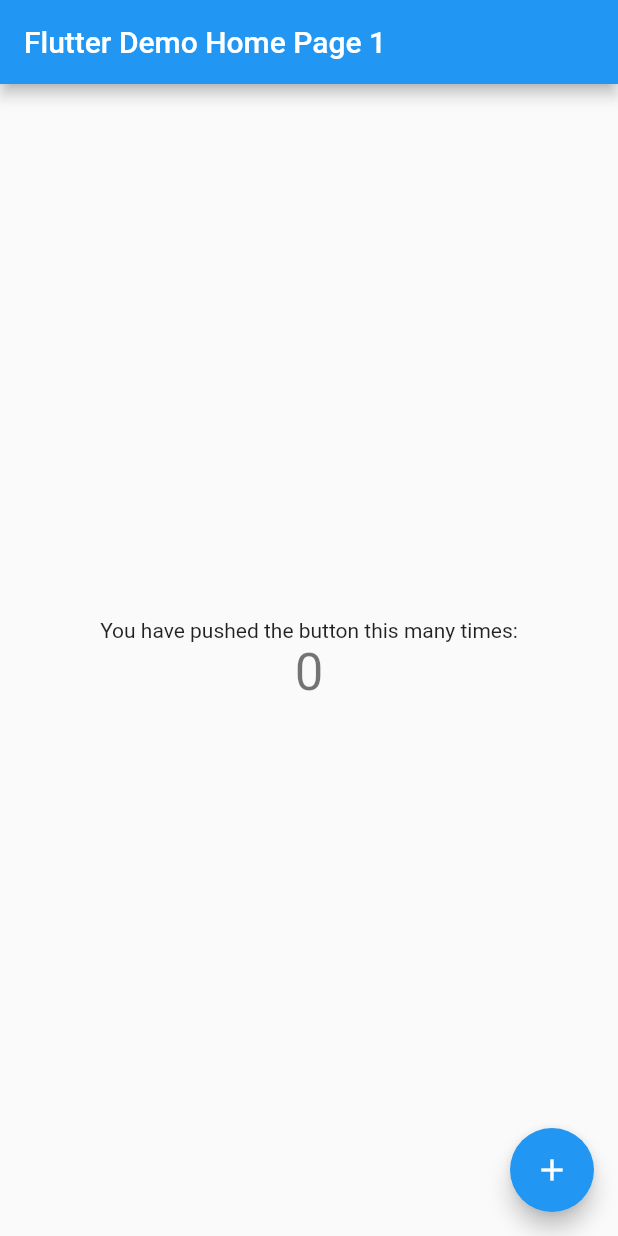
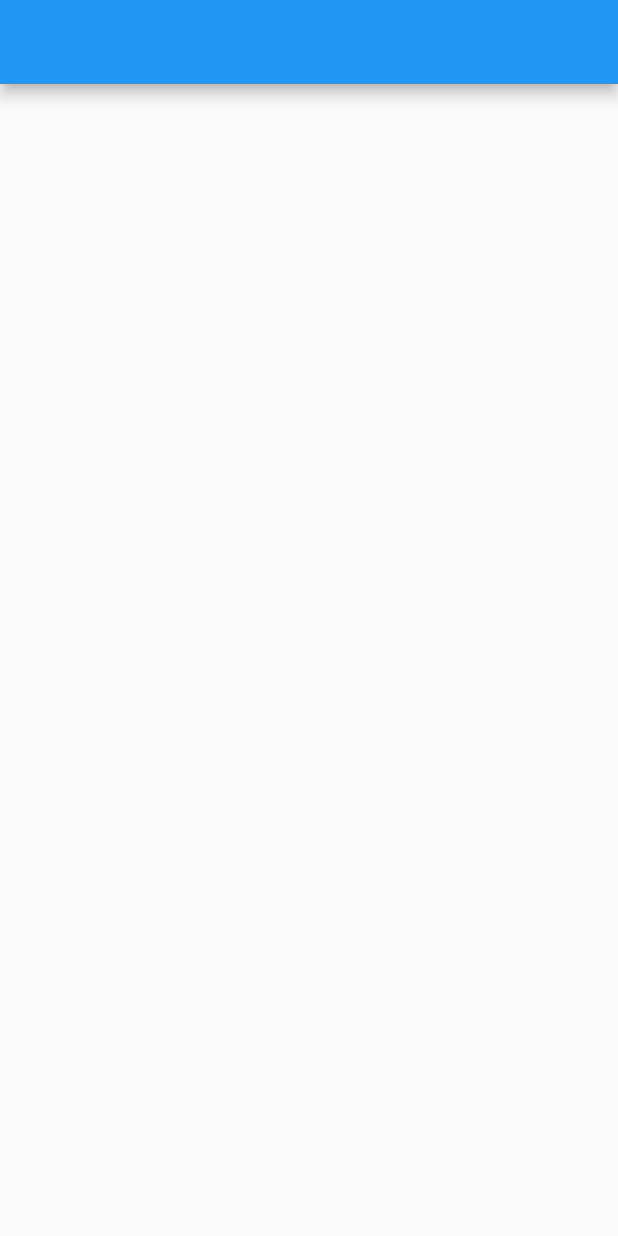
Before and after one commit to rockevandro/dev_quiz_flutter_app, a Flutter app: the screen it shows after launch, on a phone screen of 412 x 824 dp. Run offline on Flutter 3.47's test engine with Material 2 defaults, Android fonts, the phone set to English and light mode, and no system bars; our stand-ins replace google_fonts.

```diff
--- /dev/null
+++ b/lib/core/app_widget.dart
@@ -0,0 +1,13 @@
+
+import '../pages/home/home_page.dart';
+import 'package:flutter/material.dart';
+
+class AppWidget extends StatelessWidget {
+  @override
+  Widget build(BuildContext context) {
+    return MaterialApp(
+      title: "DevQuiz",
+      home: HomePage(),
+    );
+  }
+}
--- /dev/null
+++ b/lib/core/core.dart
@@ -0,0 +1,5 @@
+export './app_colors.dart';
+export './app_gradients.dart';
+export './app_widget.dart';
+export './app_text_styles.dart';
+export './app_images.dart';
--- a/lib/main.dart
+++ b/lib/main.dart
@@ -1,65 +1,6 @@
+import 'package:dev_quiz/core/app_widget.dart';
 import 'package:flutter/material.dart';
 
 void main() {
-  runApp(MyApp());
+  runApp(AppWidget());
 }
-
-class MyApp extends StatelessWidget {
-  @override
-  Widget build(BuildContext context) {
-    return MaterialApp(
-      title: 'Flutter Demo',
-      theme: ThemeData(
-        primarySwatch: Colors.blue,
-      ),
-      home: MyHomePage(title: 'Flutter Demo Home Page 1'),
-    );
-  }
-}
-
-class MyHomePage extends StatefulWidget {
-  MyHomePage({Key key, this.title}) : super(key: key);
-
-  final String title;
-
-  @override
-  _MyHomePageState createState() => _MyHomePageState();
-}
-
-class _MyHomePageState extends State<MyHomePage> {
-  int _counter = 0;
-
-  void _incrementCounter() {
-    setState(() {
-      _counter++;
-    });
-  }
-
-  @override
-  Widget build(BuildContext context) {
-    return Scaffold(
-      appBar: AppBar(
-        title: Text(widget.title),
-      ),
-      body: Center(
-        child: Column(
-          mainAxisAlignment: MainAxisAlignment.center,
-          children: <Widget>[
-            Text(
-              'You have pushed the button this many times:',
-            ),
-            Text(
-              '$_counter',
-              style: Theme.of(context).textTheme.headline4,
-            ),
-          ],
-        ),
-      ),
-      floatingActionButton: FloatingActionButton(
-        onPressed: _incrementCounter,
-        tooltip: 'Increment',
-        child: Icon(Icons.add),
-      ),
-    );
-  }
-}
--- /dev/null
+++ b/lib/pages/home/home_page.dart
@@ -0,0 +1,18 @@
+import 'package:flutter/material.dart';
+
+class HomePage extends StatefulWidget {
+  @override
+  _HomePageState createState() => _HomePageState();
+}
+
+class _HomePageState extends State<HomePage> {
+  @override
+  Widget build(BuildContext context) {
+    return Scaffold(
+      appBar: AppBar(),
+      body: Container(
+
+      ),
+    );
+  }
+}
```
Also changed, not shown: lib/core/app_colors.dart (added, +38 -0 lines), lib/core/app_gradients.dart (added, +14 -0 lines), lib/core/app_images.dart (added, +10 -0 lines), lib/core/app_text_styles.dart (added, +87 -0 lines), pubspec.yaml (+6 -59 lines), assets/images/blocks.png (added), assets/images/check.png (added), assets/images/data.png (added), assets/images/error.png (added), assets/images/hierarchy.png (added), assets/images/laptop.png (added), assets/images/logo.png (added), assets/images/trophy.png (added), pubspec.lock, 1 other file.
